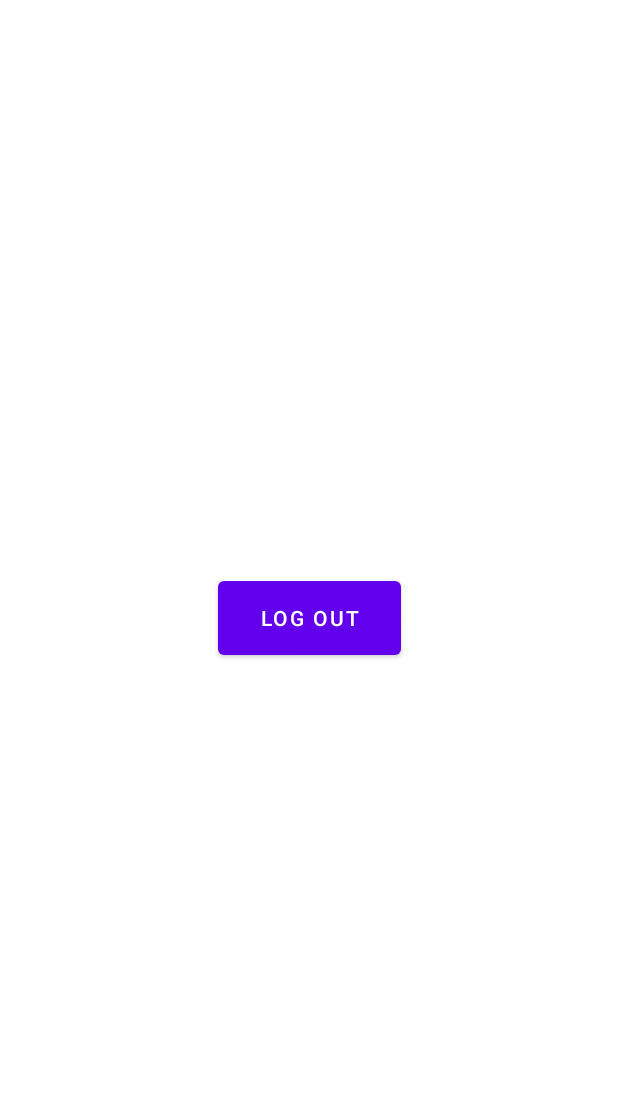
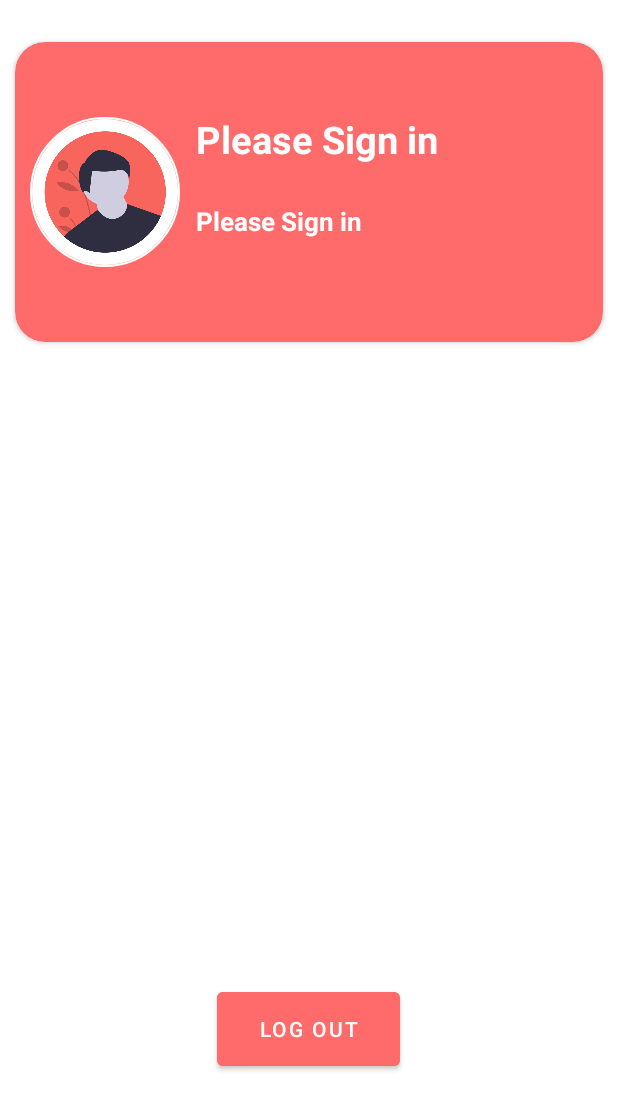
Before and after one commit to Omgandhi18/OnlineDelivery, an Android app: the HomePage screen opened directly, with no data from a screen before it, on a phone screen of 412 x 824 dp. Shown: the top 1110 px of the screen. Run offline under Robolectric (Android 15) with nearby library versions, the phone set to English and light mode, and no system bars; our stand-ins replace CircleImageView, Picasso.

Commit message:
UI and Sign in changes

```diff
--- a/app/build.gradle
+++ b/app/build.gradle
@@ -31,11 +31,13 @@ android {
 dependencies {
 
     implementation 'androidx.appcompat:appcompat:1.5.1'
+    implementation 'de.hdodenhof:circleimageview:3.1.0'
     implementation 'com.google.android.material:material:1.6.1'
     implementation 'androidx.constraintlayout:constraintlayout:2.1.4'
     implementation 'com.google.firebase:firebase-auth:21.0.8'
     implementation 'com.google.android.gms:play-services-auth:20.3.0'
     testImplementation 'junit:junit:4.13.2'
+    implementation 'com.squareup.picasso:picasso:2.8'
     androidTestImplementation 'androidx.test.ext:junit:1.1.3'
     androidTestImplementation 'androidx.test.espresso:espresso-core:3.4.0'
 }
--- a/app/src/main/AndroidManifest.xml
+++ b/app/src/main/AndroidManifest.xml
@@ -16,6 +16,9 @@
         android:theme="@style/Theme.OnlineDelivery"
         tools:targetApi="31">
         <activity
+            android:name=".RegisterActivity"
+            android:exported="false" />
+        <activity
             android:name=".HomePage"
             android:exported="false" />
         <activity
--- a/app/src/main/java/com/example/onlinedelivery/HomePage.java
+++ b/app/src/main/java/com/example/onlinedelivery/HomePage.java
@@ -4,22 +4,73 @@ import androidx.annotation.NonNull;
 import androidx.appcompat.app.AppCompatActivity;
 
 import android.content.Intent;
+import android.net.Uri;
 import android.os.Bundle;
 import android.view.View;
 import android.widget.Button;
+import android.widget.ImageView;
+import android.widget.TextView;
 
+import com.google.android.gms.auth.api.signin.GoogleSignIn;
+import com.google.android.gms.auth.api.signin.GoogleSignInAccount;
 import com.google.android.gms.auth.api.signin.GoogleSignInClient;
+import com.google.android.gms.auth.api.signin.GoogleSignInOptions;
 import com.google.android.gms.tasks.OnCompleteListener;
 import com.google.android.gms.tasks.Task;
+import com.squareup.picasso.Picasso;
 
 public class HomePage extends AppCompatActivity {
-Button logout;
+    Button logout;
+    ImageView img;
+    TextView name,email;
     GoogleSignInClient mGoogleSignInClient;
+    String personName, personGivenName, personFamilyName, personEmail, personId;
+    Uri personPhoto;
+
     @Override
     protected void onCreate(Bundle savedInstanceState) {
         super.onCreate(savedInstanceState);
         setContentView(R.layout.activity_home_page);
-        logout=(Button)findViewById(R.id.logout);
+        logout = (Button) findViewById(R.id.logout);
+        name=(TextView)findViewById(R.id.name);
+        email=(TextView)findViewById(R.id.email);
+        img=(ImageView)findViewById(R.id.img);
+
+        GoogleSignInAccount acct = GoogleSignIn.getLastSignedInAccount(this);
+        if (acct != null) {
+            personName = acct.getDisplayName();
+            personGivenName = acct.getGivenName();
+            personFamilyName = acct.getFamilyName();
+            personEmail = acct.getEmail();
+            personId = acct.getId();
+            personPhoto = acct.getPhotoUrl();
+        }
+        if(personPhoto !=null){
+            Picasso.get().load(personPhoto).into(img);
+        }
+        else
+        {
+            img.setImageResource(R.drawable.avatar);
+        }
+        if(personName!=null){
+            name.setText(personName);
+        }
+        else
+        {
+            name.setText("Please Sign in");
+        }
+        if(personEmail!=null){
+            email.setText(personEmail);
+        }
+        else
+        {
+            email.setText("Please Sign in");
+        }
+
+        GoogleSignInOptions gso = new GoogleSignInOptions.Builder(GoogleSignInOptions.DEFAULT_SIGN_IN)
+                .requestEmail()
+                .build();
+        mGoogleSignInClient = GoogleSignIn.getClient(this, gso);
         logout.setOnClickListener(new View.OnClickListener() {
             @Override
             public void onClick(View view) {
@@ -27,12 +78,13 @@ Button logout;
             }
         });
     }
+
     private void signOut() {
         mGoogleSignInClient.signOut()
                 .addOnCompleteListener(this, new OnCompleteListener<Void>() {
                     @Override
                     public void onComplete(@NonNull Task<Void> task) {
-                        Intent intent=new Intent(HomePage.this,MainActivity.class);
+                        Intent intent = new Intent(HomePage.this, MainActivity.class);
                         startActivity(intent);
                         finish();
                         // ...
--- a/app/src/main/java/com/example/onlinedelivery/MainActivity.java
+++ b/app/src/main/java/com/example/onlinedelivery/MainActivity.java
@@ -79,6 +79,12 @@ GoogleSignInClient mGoogleSignInClient;
     protected void onStart() {
         super.onStart();
         GoogleSignInAccount account = GoogleSignIn.getLastSignedInAccount(this);
+        if(account!=null){
+            Intent intent=new Intent(this,HomePage.class);
+            startActivity(intent);
+
+        }
+
 //        updateUI(account);
     }
 }
--- a/app/src/main/res/layout/activity_home_page.xml
+++ b/app/src/main/res/layout/activity_home_page.xml
@@ -6,14 +6,77 @@
     android:layout_height="match_parent"
     tools:context=".HomePage">
 
+    <androidx.cardview.widget.CardView
+        android:layout_width="match_parent"
+        android:layout_height="200dp"
+        android:layout_margin="10dp"
+        android:backgroundTint="#ff6b6b"
+        app:cardCornerRadius="20dp"
+        app:layout_constraintBottom_toBottomOf="parent"
+        app:layout_constraintEnd_toEndOf="parent"
+        app:layout_constraintHorizontal_bias="0.0"
+        app:layout_constraintStart_toStartOf="parent"
+        app:layout_constraintTop_toTopOf="parent"
+        app:layout_constraintVertical_bias="0.03">
+
+        <LinearLayout
+            android:layout_width="match_parent"
+            android:layout_height="match_parent"
+            android:padding="10dp">
+            <de.hdodenhof.circleimageview.CircleImageView
+                android:id="@+id/img"
+                android:layout_width="100dp"
+                android:layout_gravity="center_vertical"
+                android:layout_height="100dp"
+                app:civ_border_color="@color/white"
+                app:civ_border_width="1dp"></de.hdodenhof.circleimageview.CircleImageView>
+            <LinearLayout
+                android:layout_width="match_parent"
+                android:layout_height="125dp"
+                android:layout_gravity="center_vertical"
+                android:padding="10dp"
+                android:orientation="vertical">
+
+
+                <TextView
+                    android:id="@+id/name"
+                    android:layout_width="250dp"
+                    android:layout_height="50dp"
+                    android:gravity="start"
+                    android:layout_gravity="center"
+                    android:textStyle="bold"
+                    android:textColor="@color/white"
+                    android:textSize="25dp"></TextView>
+
+                <TextView
+                    android:id="@+id/email"
+                    android:layout_width="250dp"
+                    android:layout_height="50dp"
+                    android:layout_gravity="center"
+                    android:layout_margin="10dp"
+                    android:textStyle="bold"
+                    android:gravity="start"
+
+                    android:textColor="@color/white"
+                    android:textSize="17dp"></TextView>
+            </LinearLayout>
+
+
+        </LinearLayout>
+    </androidx.cardview.widget.CardView>
+
     <Button
+        android:id="@+id/logout"
         android:layout_width="122dp"
         android:layout_height="61dp"
+        android:backgroundTint="#ff6b6b"
+        android:text="Log out"
+        android:textColor="@color/white"
         app:layout_constraintBottom_toBottomOf="parent"
         app:layout_constraintEnd_toEndOf="parent"
-        android:text="Log out"
-        android:id="@+id/logout"
+        app:layout_constraintHorizontal_bias="0.498"
         app:layout_constraintStart_toStartOf="parent"
-        app:layout_constraintTop_toTopOf="parent"></Button>
+        app:layout_constraintTop_toTopOf="parent"
+        app:layout_constraintVertical_bias="0.859"></Button>
 
 </androidx.constraintlayout.widget.ConstraintLayout>
--- a/app/src/main/res/values-night/themes.xml
+++ b/app/src/main/res/values-night/themes.xml
@@ -10,7 +10,7 @@
         <item name="colorSecondaryVariant">@color/teal_200</item>
         <item name="colorOnSecondary">@color/black</item>
         <!-- Status bar color. -->
-        <item name="android:statusBarColor" tools:targetApi="l">?attr/colorPrimaryVariant</item>
+        <item name="android:statusBarColor" tools:targetApi="l">#ff6b6b</item>
         <!-- Customize your theme here. -->
     </style>
 </resources>
--- a/app/src/main/res/values/themes.xml
+++ b/app/src/main/res/values/themes.xml
@@ -10,7 +10,7 @@
         <item name="colorSecondaryVariant">@color/teal_700</item>
         <item name="colorOnSecondary">@color/black</item>
         <!-- Status bar color. -->
-        <item name="android:statusBarColor" tools:targetApi="l">?attr/colorPrimaryVariant</item>
+        <item name="android:statusBarColor" tools:targetApi="l">#ff6b6b</item>
         <!-- Customize your theme here. -->
     </style>
 </resources>
```
Also changed, not shown: app/src/main/java/com/example/onlinedelivery/RegisterActivity.java (added, +14 -0 lines), app/src/main/res/layout/activity_main.xml (+9 -22 lines), app/src/main/res/layout/activity_register.xml (added, +9 -0 lines), app/src/main/res/drawable/avatar.png (added), app/src/main/res/drawable/delivery.png (added).
